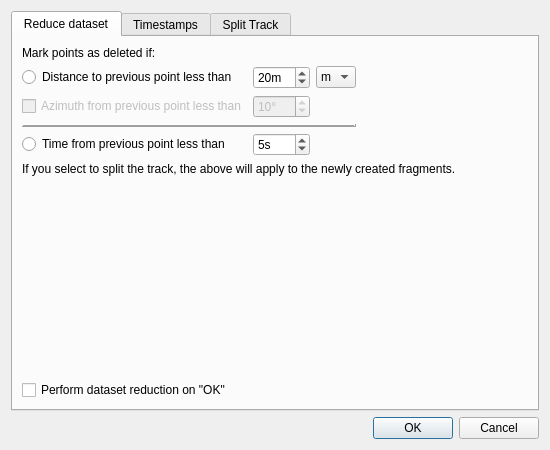
This is src/IDlgTrackFilter.ui in ntruchsess/QLandkarteGT as Qt 5 draws it before an edit. The edited form follows.
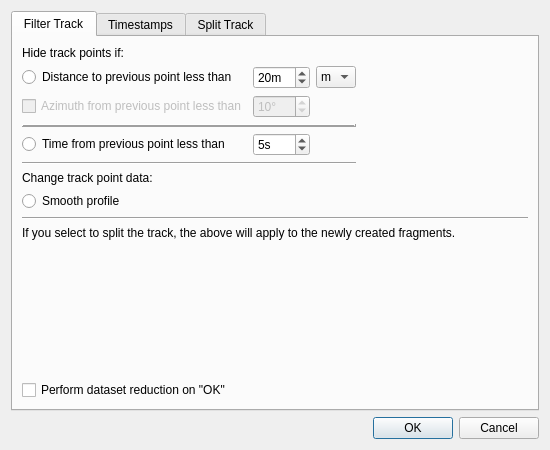
This is the edited form.

Commit message: add median filter to smooth profile

Patch:
```diff
--- a/src/IDlgTrackFilter.ui
+++ b/src/IDlgTrackFilter.ui
@@ -8,7 +8,7 @@
     <x>0</x>
     <y>0</y>
     <width>550</width>
-    <height>400</height>
+    <height>440</height>
    </rect>
   </property>
   <property name="windowTitle">
@@ -28,7 +28,7 @@
      </property>
      <widget class="QWidget" name="tabDataset">
       <attribute name="title">
-       <string>Reduce dataset</string>
+       <string>Filter Track</string>
       </attribute>
       <layout class="QVBoxLayout" name="verticalLayout_3">
        <item>
@@ -38,7 +38,7 @@
            <item row="0" column="0">
             <widget class="QLabel" name="labelDataset">
              <property name="text">
-              <string>Mark points as deleted if:</string>
+              <string>Hide track points if:</string>
              </property>
             </widget>
            </item>
@@ -150,6 +150,27 @@
              </property>
             </widget>
            </item>
+           <item row="6" column="0">
+            <widget class="QLabel" name="label_5">
+             <property name="text">
+              <string>Change track point data:</string>
+             </property>
+            </widget>
+           </item>
+           <item row="7" column="0">
+            <widget class="QRadioButton" name="radioMedian">
+             <property name="text">
+              <string>Smooth profile</string>
+             </property>
+            </widget>
+           </item>
+           <item row="5" column="0" colspan="3">
+            <widget class="Line" name="line_2">
+             <property name="orientation">
+              <enum>Qt::Horizontal</enum>
+             </property>
+            </widget>
+           </item>
           </layout>
          </item>
          <item>
@@ -167,6 +188,13 @@
          </item>
         </layout>
        </item>
+       <item>
+        <widget class="Line" name="line_3">
+         <property name="orientation">
+          <enum>Qt::Horizontal</enum>
+         </property>
+        </widget>
+       </item>
        <item>
         <widget class="QLabel" name="label_3">
          <property name="text">
```
The commit also changes 7 other files.
